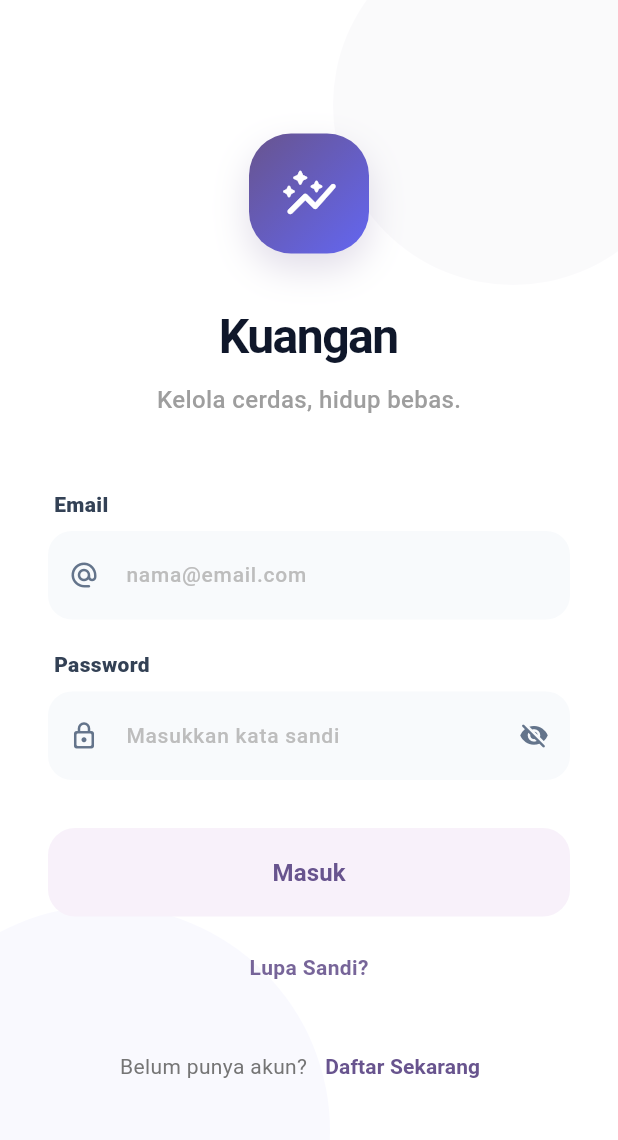
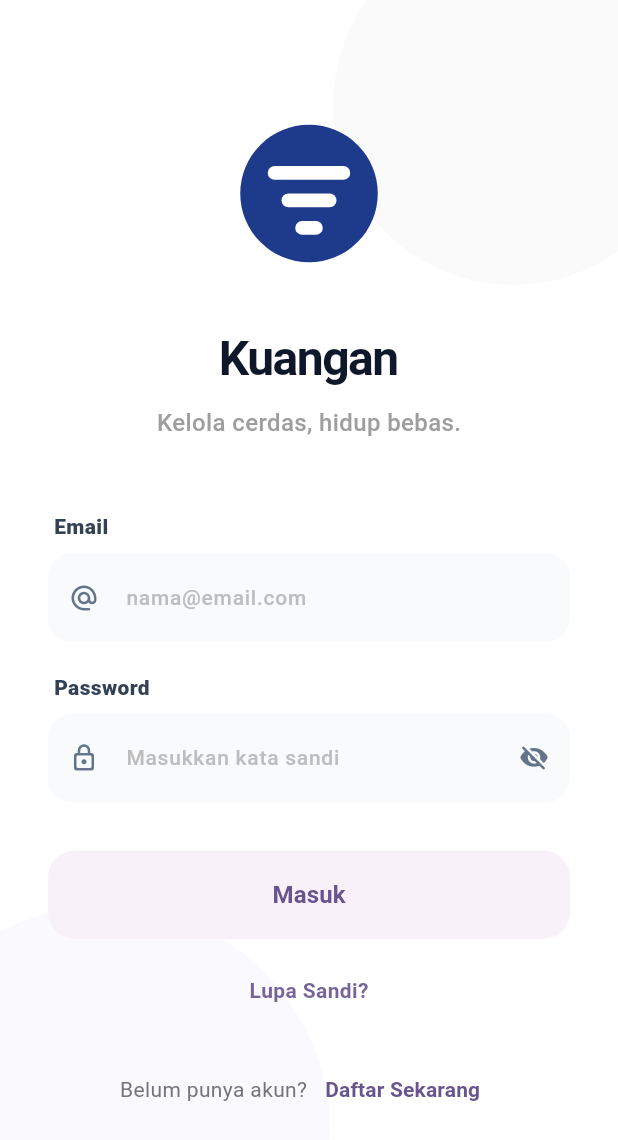
Before and after one commit to Kaa278/kuangan-apk, a Flutter app: the screen it shows after launch, on a phone screen of 412 x 824 dp. Shown: the top 1140 px of the screen. Run offline on Flutter 3.47's test engine with Material 3 defaults, Android fonts, the light colour scheme and no system bars; our stand-ins replace flutter_svg.

Commit message:
progress 2 tampilan

```diff
--- a/lib/features/auth/screens/login_screen.dart
+++ b/lib/features/auth/screens/login_screen.dart
@@ -1,4 +1,5 @@
 import 'package:flutter/material.dart';
+import 'package:flutter_svg/flutter_svg.dart';
 
 class LoginScreen extends StatefulWidget {
   const LoginScreen({super.key});
@@ -57,28 +58,11 @@ class _LoginScreenState extends State<LoginScreen> {
                   crossAxisAlignment: CrossAxisAlignment.stretch,
                   children: [
                     Center(
-                      child: Container(
-                        padding: const EdgeInsets.all(20),
-                        decoration: BoxDecoration(
-                          gradient: LinearGradient(
-                            colors: [primaryColor, const Color(0xFF6366F1)],
-                            begin: Alignment.topLeft,
-                            end: Alignment.bottomRight,
-                          ),
-                          borderRadius: BorderRadius.circular(28),
-                          boxShadow: [
-                            BoxShadow(
-                              color: primaryColor.withOpacity(0.2),
-                              blurRadius: 20,
-                              offset: const Offset(0, 10),
-                            ),
-                          ],
-                        ),
-                        child: const Icon(
-                          Icons.auto_graph_rounded,
-                          size: 40,
-                          color: Colors.white,
-                        ),
+                      child: SvgPicture.asset(
+                        'assets/app_icon.svg',
+                        width: 110,
+                        height: 110,
+                        fit: BoxFit.contain,
                       ),
                     ),
                     const SizedBox(height: 32),
```
Also changed, not shown: pubspec.yaml (+3 -4 lines), assets/app_icon.svg (added), pubspec.lock.
